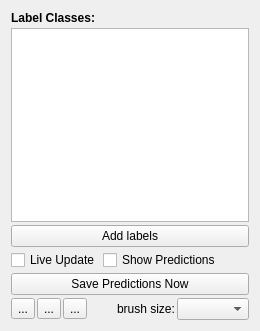
The window that ilastik/applets/objectClassification/labelingDrawer.ui (ilastik/ilastik) describes before a commit, drawn with Qt 5.
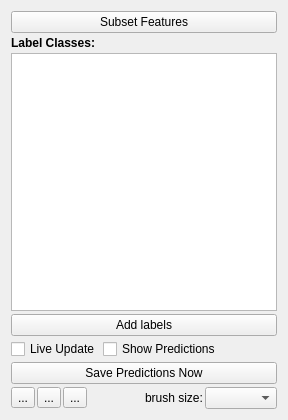
The same window after the commit. Custom widgets are drawn as their Qt base class.

Commit message:
Added a feature selection dialog to the object classification gui.
closes issue #275.

```diff
--- a/ilastik/applets/objectClassification/labelingDrawer.ui
+++ b/ilastik/applets/objectClassification/labelingDrawer.ui
@@ -6,8 +6,8 @@
    <rect>
     <x>0</x>
     <y>0</y>
-    <width>260</width>
-    <height>331</height>
+    <width>288</width>
+    <height>420</height>
    </rect>
   </property>
   <property name="sizePolicy">
@@ -37,6 +37,17 @@
      <property name="spacing">
       <number>3</number>
      </property>
+     <item>
+      <layout class="QHBoxLayout" name="horizontalLayout_2">
+       <item>
+        <widget class="QPushButton" name="subsetFeaturesButton">
+         <property name="text">
+          <string>Subset Features</string>
+         </property>
+        </widget>
+       </item>
+      </layout>
+     </item>
      <item>
       <widget class="QLabel" name="label">
        <property name="sizePolicy">
```
Left out of the diff: 3 changed lines with no effect on the pictures. The commit also changes 4 other files.
